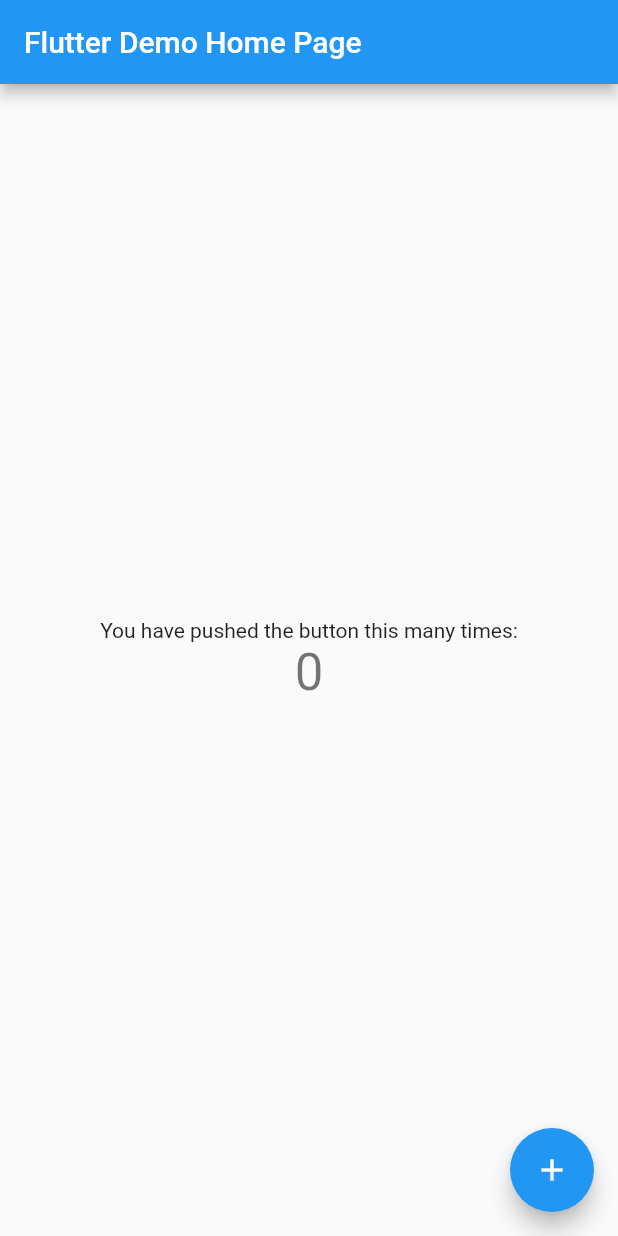
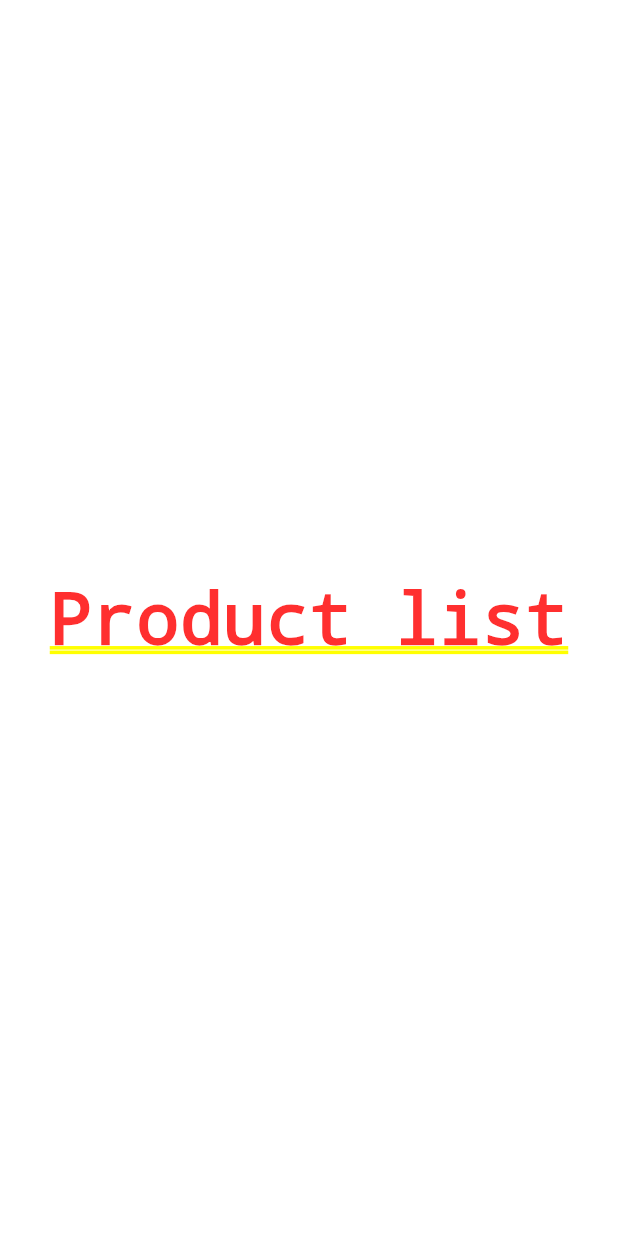
Before and after one commit to hariuc/shop_app, a Flutter app: the screen it shows after launch, on a phone screen of 412 x 824 dp. Run offline on Flutter 3.47's test engine with Material 2 defaults, Android fonts, the phone set to English and light mode, and no system bars; our stand-ins replace flutter_bloc.

Commit message:
Разработка основных экранов и реализация блоков

```diff
--- /dev/null
+++ b/lib/blocks/detail_product_bloc.dart
@@ -0,0 +1,45 @@
+import 'package:flutter_bloc/flutter_bloc.dart';
+import 'package:shop_app/services/repository.dart';
+
+class DetailProductBloc extends Bloc<DetailProductEvent, DetailProductState> {
+  final Repository repository;
+
+  DetailProductBloc({required this.repository})
+      : super(DetailProductLoadingState());
+
+  @override
+  Stream<DetailProductState> mapEventToState(DetailProductEvent event) async* {
+    yield DetailProductLoadingState();
+    if (event is DetailProductLoadEvent) {
+      try {} catch (e) {
+        DetailProductErrorState();
+      }
+    }
+  }
+}
+
+////////////////////////////////////
+//Event
+///////////////////////////////////
+abstract class DetailProductEvent {}
+
+class DetailProductLoadEvent extends DetailProductEvent {
+  final int idProduct;
+
+  DetailProductLoadEvent({required this.idProduct});
+}
+
+///////////////////////////////////
+//State
+//////////////////////////////////
+abstract class DetailProductState {}
+
+class DetailProductLoadingState extends DetailProductState {}
+
+class DetailProductLoadedState extends DetailProductState {
+  final product;
+
+  DetailProductLoadedState({required this.product});
+}
+
+class DetailProductErrorState extends DetailProductState {}
--- /dev/null
+++ b/lib/blocks/product_list_bloc.dart
@@ -0,0 +1,38 @@
+import 'package:flutter_bloc/flutter_bloc.dart';
+import 'package:shop_app/services/repository.dart';
+
+class ProductListBloc extends Bloc<ProductListEvent, ProductListState> {
+  final Repository repository;
+
+  ProductListBloc({required this.repository})
+      : super(ProductListLoadingState());
+
+  @override
+  Stream<ProductListState> mapEventToState(ProductListEvent event) async* {
+    yield ProductListLoadingState();
+
+    if (event is ProductListLoadEvent) {}
+  }
+}
+
+////////////////////////////////////
+//Event
+///////////////////////////////////
+abstract class ProductListEvent {}
+
+class ProductListLoadEvent extends ProductListEvent {}
+
+///////////////////////////////////
+//State
+//////////////////////////////////
+abstract class ProductListState {}
+
+class ProductListLoadingState extends ProductListState {}
+
+class ProductListLoadedState extends ProductListState {
+  final List<dynamic> productList;
+
+  ProductListLoadedState({required this.productList});
+}
+
+class ProductListErrorState extends ProductListState {}
--- a/lib/main.dart
+++ b/lib/main.dart
@@ -1,115 +1,4 @@
 import 'package:flutter/material.dart';
+import 'package:shop_app/screens/shop_app.dart';
 
-void main() {
-  runApp(const MyApp());
-}
-
-class MyApp extends StatelessWidget {
-  const MyApp({Key? key}) : super(key: key);
-
-  // This widget is the root of your application.
-  @override
-  Widget build(BuildContext context) {
-    return MaterialApp(
-      title: 'Flutter Demo',
-      theme: ThemeData(
-        // This is the theme of your application.
-        //
-        // Try running your application with "flutter run". You'll see the
-        // application has a blue toolbar. Then, without quitting the app, try
-        // changing the primarySwatch below to Colors.green and then invoke
-        // "hot reload" (press "r" in the console where you ran "flutter run",
-        // or simply save your changes to "hot reload" in a Flutter IDE).
-        // Notice that the counter didn't reset back to zero; the application
-        // is not restarted.
-        primarySwatch: Colors.blue,
-      ),
-      home: const MyHomePage(title: 'Flutter Demo Home Page'),
-    );
-  }
-}
-
-class MyHomePage extends StatefulWidget {
-  const MyHomePage({Key? key, required this.title}) : super(key: key);
-
-  // This widget is the home page of your application. It is stateful, meaning
-  // that it has a State object (defined below) that contains fields that affect
-  // how it looks.
-
-  // This class is the configuration for the state. It holds the values (in this
-  // case the title) provided by the parent (in this case the App widget) and
-  // used by the build method of the State. Fields in a Widget subclass are
-  // always marked "final".
-
-  final String title;
-
-  @override
-  State<MyHomePage> createState() => _MyHomePageState();
-}
-
-class _MyHomePageState extends State<MyHomePage> {
-  int _counter = 0;
-
-  void _incrementCounter() {
-    setState(() {
-      // This call to setState tells the Flutter framework that something has
-      // changed in this State, which causes it to rerun the build method below
-      // so that the display can reflect the updated values. If we changed
-      // _counter without calling setState(), then the build method would not be
-      // called again, and so nothing would appear to happen.
-      _counter++;
-    });
-  }
-
-  @override
-  Widget build(BuildContext context) {
-    // This method is rerun every time setState is called, for instance as done
-    // by the _incrementCounter method above.
-    //
-    // The Flutter framework has been optimized to make rerunning build methods
-    // fast, so that you can just rebuild anything that needs updating rather
-    // than having to individually change instances of widgets.
-    return Scaffold(
-      appBar: AppBar(
-        // Here we take the value from the MyHomePage object that was created by
-        // the App.build method, and use it to set our appbar title.
-        title: Text(widget.title),
-      ),
-      body: Center(
-        // Center is a layout widget. It takes a single child and positions it
-        // in the middle of the parent.
-        child: Column(
-          // Column is also a layout widget. It takes a list of children and
-          // arranges them vertically. By default, it sizes itself to fit its
-          // children horizontally, and tries to be as tall as its parent.
-          //
-          // Invoke "debug painting" (press "p" in the console, choose the
-          // "Toggle Debug Paint" action from the Flutter Inspector in Android
-          // Studio, or the "Toggle Debug Paint" command in Visual Studio Code)
-          // to see the wireframe for each widget.
-          //
-          // Column has various properties to control how it sizes itself and
-          // how it positions its children. Here we use mainAxisAlignment to
-          // center the children vertically; the main axis here is the vertical
-          // axis because Columns are vertical (the cross axis would be
-          // horizontal).
-          mainAxisAlignment: MainAxisAlignment.center,
-          children: <Widget>[
-            const Text(
-              'You have pushed the button this many times:',
-            ),
-            Text(
-              '$_counter',
-              style: Theme.of(context).textTheme.headline4,
-            ),
-          ],
-        ),
-      ),
-      floatingActionButton: FloatingActionButton(
-        onPressed: _incrementCounter,
-        tooltip: 'Increment',
-        child: const Icon(Icons.add),
-      ), // This trailing comma makes auto-formatting nicer for build methods.
-    );
-  }
-}
+void main() => runApp(ShopApp());
--- /dev/null
+++ b/lib/screens/products_list_screen/product_list_screen_main.dart
@@ -0,0 +1,12 @@
+import 'package:flutter/material.dart';
+
+class ProductListScreenMain extends StatelessWidget {
+  const ProductListScreenMain({Key? key}) : super(key: key);
+
+  @override
+  Widget build(BuildContext context) {
+    return Center(
+      child: Text('Product list'),
+    );
+  }
+}
--- /dev/null
+++ b/lib/screens/shop_app.dart
@@ -0,0 +1,33 @@
+import 'package:flutter/material.dart';
+import 'package:flutter_bloc/flutter_bloc.dart';
+import 'package:shop_app/blocks/detail_product_bloc.dart';
+import 'package:shop_app/blocks/product_list_bloc.dart';
+import 'package:shop_app/screens/products_list_screen/product_list_screen_main.dart';
+import 'package:shop_app/screens/splash_screen/splash_screen.dart';
+import 'package:shop_app/services/repository.dart';
+
+class ShopApp extends StatelessWidget {
+  ShopApp({Key? key}) : super(key: key);
+
+  final repository = Repository();
+  final routes = <String, WidgetBuilder>{
+    '/ProductListScreenMain': (BuildContext context) => ProductListScreenMain(),
+  };
+
+  @override
+  Widget build(BuildContext context) => MultiBlocProvider(
+        providers: [
+          BlocProvider<ProductListBloc>(
+              create: (context) => ProductListBloc(repository: repository)),
+          BlocProvider<DetailProductBloc>(
+              create: (context) => DetailProductBloc(repository: repository)),
+        ],
+        child: MaterialApp(
+          debugShowCheckedModeBanner: false,
+          home: SplashScreen(
+            shopApp: '/ProductListScreenMain',
+          ),
+          routes: routes,
+        ),
+      );
+}
--- /dev/null
+++ b/lib/services/constants.dart
@@ -0,0 +1,3 @@
+class Constants{
+  static const serverPath = 'http://mobile-shop-api.hiring.devebs.net/';
+}
--- /dev/null
+++ b/lib/services/repository.dart
@@ -0,0 +1 @@
+class Repository {}
```
Also changed, not shown: lib/screens/splash_screen/splash_screen.dart (added, +28 -0 lines), lib/services/product_api.dart (added, +9 -0 lines), lib/services/utils.dart (added, +23 -0 lines), lib/models/category.g.dart (added), lib/models/image.g.dart (added), lib/models/product.g.dart (added).
